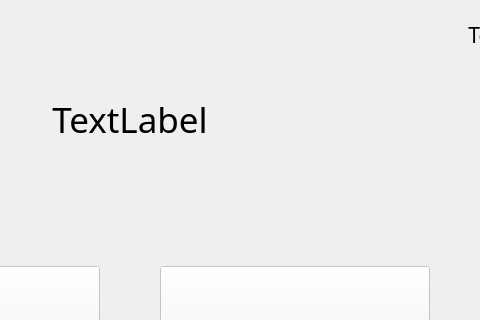
This is MultipleChoiceForm.ui in hwc20896/ChineseProj as Qt 5 draws it before an edit; both pictures show x 370 to 850 and y 0 to 320 of the 1000 by 700 pixel window. The edited form follows.
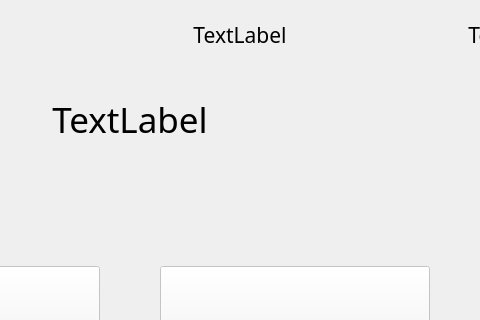
This is the edited form.

```diff
--- a/MultipleChoiceForm.ui
+++ b/MultipleChoiceForm.ui
@@ -208,6 +208,28 @@
     <set>Qt::AlignmentFlag::AlignCenter</set>
    </property>
   </widget>
+  <widget class="QLabel" name="timerDisplay">
+   <property name="geometry">
+    <rect>
+     <x>500</x>
+     <y>10</y>
+     <width>220</width>
+     <height>50</height>
+    </rect>
+   </property>
+   <property name="font">
+    <font>
+     <family>Microsoft JhengHei</family>
+     <pointsize>16</pointsize>
+    </font>
+   </property>
+   <property name="text">
+    <string>TextLabel</string>
+   </property>
+   <property name="alignment">
+    <set>Qt::AlignmentFlag::AlignCenter</set>
+   </property>
+  </widget>
  </widget>
  <resources/>
  <connections/>
```
